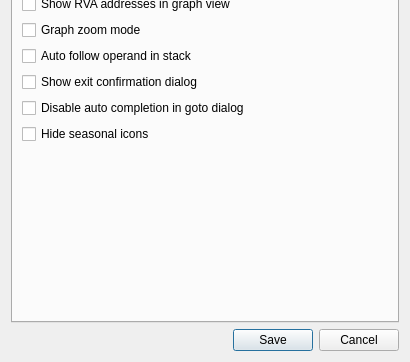
This is src/gui/Src/Gui/SettingsDialog.ui in x64dbg/x64dbg as Qt 5 draws it before an edit; both pictures show x 0 to 410 and y 234 to 596 of the 410 by 596 pixel window. The edited form follows.
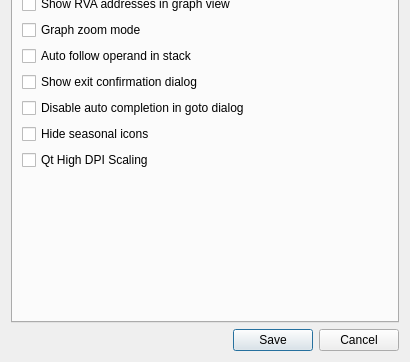
This is the edited form. The open tabs and pages were chosen to show the change. Icons and pictures are not drawn.

Commit message:
Add an option for different High DPI scaling
Closes #2884
Closes #2876
Closes #2819
Closes #492
Closes #2801
Closes #2876

The edit to the form file:
```diff
--- a/src/gui/Src/Gui/SettingsDialog.ui
+++ b/src/gui/Src/Gui/SettingsDialog.ui
@@ -898,6 +898,16 @@
          </property>
         </widget>
        </item>
+       <item>
+        <widget class="QCheckBox" name="chkQtHighDpiScaling">
+         <property name="toolTip">
+          <string>Disabling this option will tell Windows that x64dbg is DPI unaware. This might result in blurry results in some configurations.</string>
+         </property>
+         <property name="text">
+          <string>Qt High DPI Scaling</string>
+         </property>
+        </widget>
+       </item>
        <item>
         <spacer name="verticalSpacerGUI">
          <property name="orientation">
```
The commit also changes 5 other files.
